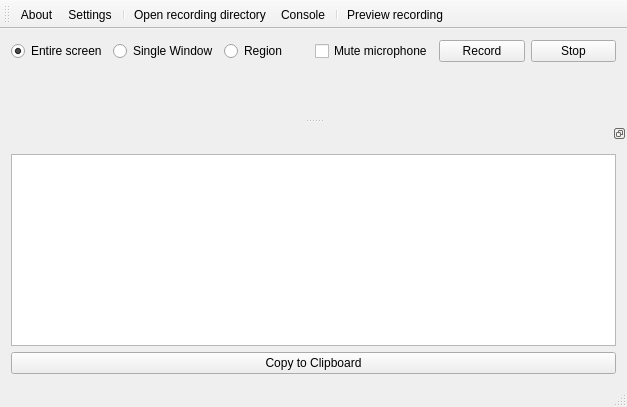
Above: src/mainwindow.ui from froksen/FDesktopRecorder before the change. Below: the same form after it.
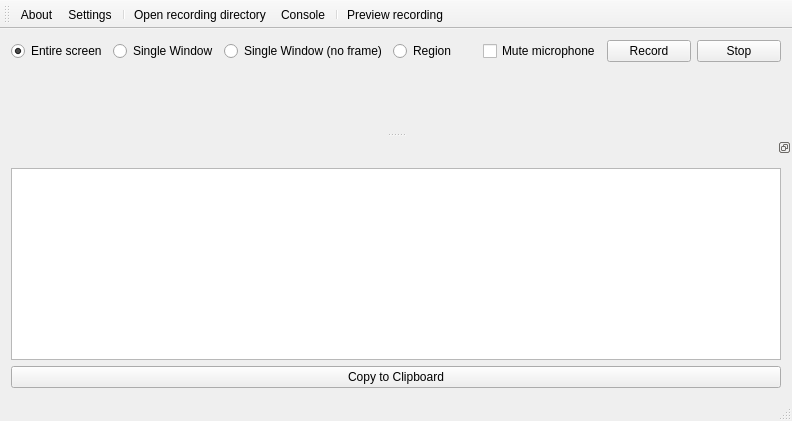
That is the form after the change. Icons and pictures are not drawn.

Diff of the .ui file:
```diff
--- a/src/mainwindow.ui
+++ b/src/mainwindow.ui
@@ -6,8 +6,8 @@
    <rect>
     <x>0</x>
     <y>0</y>
-    <width>627</width>
-    <height>407</height>
+    <width>792</width>
+    <height>421</height>
    </rect>
   </property>
   <property name="sizePolicy">
@@ -43,7 +43,7 @@
         </property>
        </spacer>
       </item>
-      <item row="0" column="4">
+      <item row="0" column="5">
        <widget class="QCheckBox" name="checkBoxRecordaudio">
         <property name="toolTip">
          <string>Mute the microphone</string>
@@ -91,7 +91,7 @@
         </property>
        </widget>
       </item>
-      <item row="0" column="6">
+      <item row="0" column="7">
        <widget class="QPushButton" name="pushButtonStoprecord">
         <property name="toolTip">
          <string>Stop the recording</string>
@@ -108,7 +108,7 @@
         </property>
        </widget>
       </item>
-      <item row="0" column="5">
+      <item row="0" column="6">
        <widget class="QPushButton" name="pushButtonStartrecord">
         <property name="toolTip">
          <string>Start a recording</string>
@@ -125,7 +125,7 @@
         </property>
        </widget>
       </item>
-      <item row="0" column="3">
+      <item row="0" column="4">
        <widget class="QRadioButton" name="radioButtonCustom">
         <property name="toolTip">
          <string>Record an area of the screen</string>
@@ -138,6 +138,19 @@
         </property>
        </widget>
       </item>
+      <item row="0" column="3">
+       <widget class="QRadioButton" name="radioButtonSinglewindownoframe">
+        <property name="mouseTracking">
+         <bool>true</bool>
+        </property>
+        <property name="toolTip">
+         <string>Record a single window or screen without frame.</string>
+        </property>
+        <property name="text">
+         <string>Single Window (no frame)</string>
+        </property>
+       </widget>
+      </item>
      </layout>
     </item>
    </layout>
```
Left out of the diff: 4 changed lines with no effect on the pictures.
